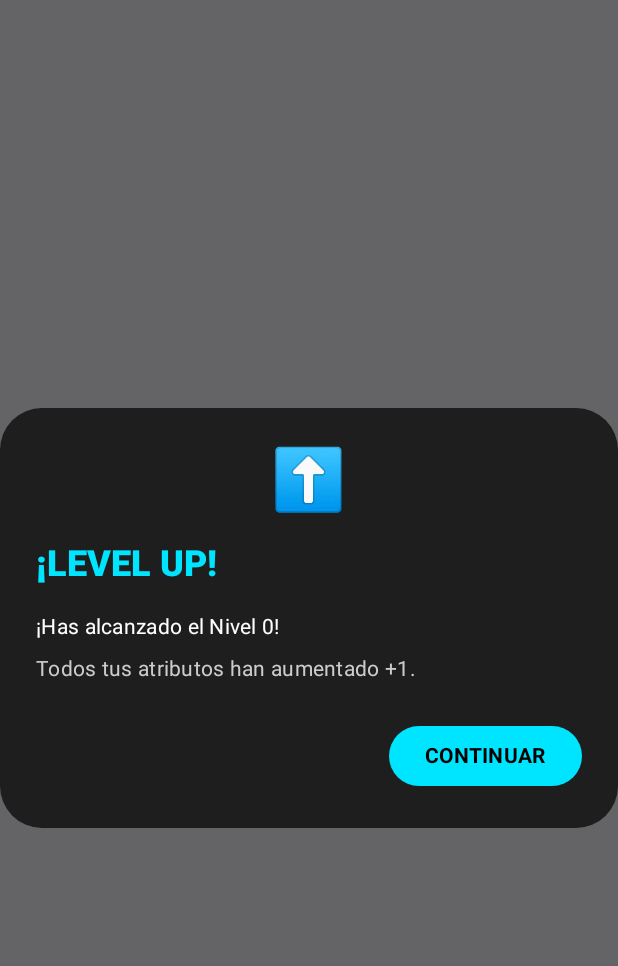
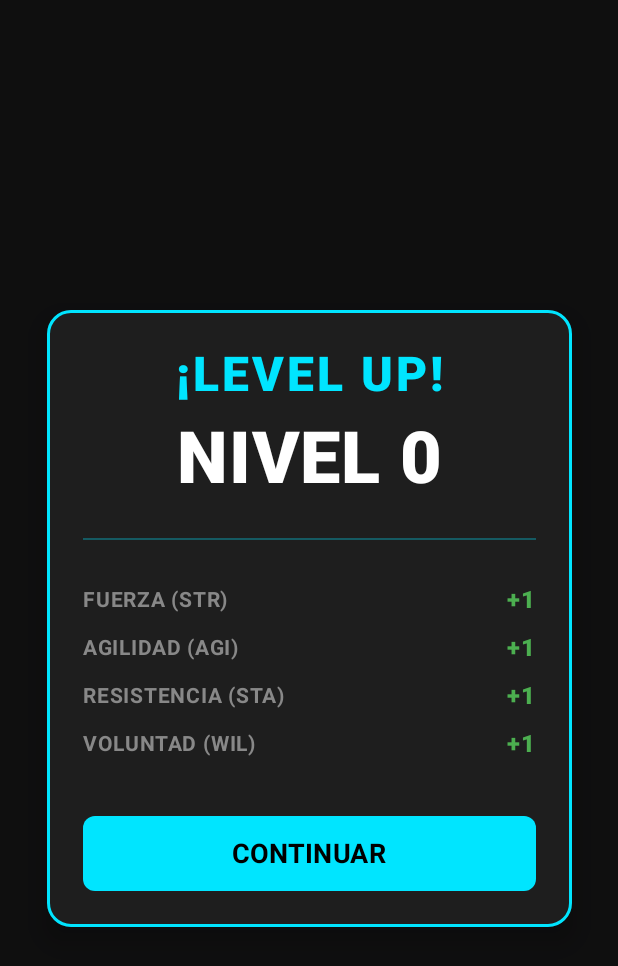
Before and after one commit to AxelJhostin/warofman, an Android app built with Jetpack Compose: the composable LevelUpDialog called with empty values, on a phone screen of 412 x 824 dp. Shown: the top 966 px of the screen. Run offline under Robolectric (Android 15) with nearby library versions, the phone set to English and light mode, and no system bars.

Commit message:
Feat: UI - Nueva pantalla de Level Up inmersiva con animaciones y desglose de stats

```diff
--- a/app/src/main/java/com/negocio/warofmen/ui/components/DialogComponents.kt
+++ b/app/src/main/java/com/negocio/warofmen/ui/components/DialogComponents.kt
@@ -1,38 +1,180 @@
 package com.negocio.warofmen.ui.components
 
+import androidx.compose.animation.core.*
+import androidx.compose.foundation.background
+import androidx.compose.foundation.border
+import androidx.compose.foundation.clickable
 import androidx.compose.foundation.layout.*
+import androidx.compose.foundation.shape.RoundedCornerShape
 import androidx.compose.foundation.text.KeyboardOptions
 import androidx.compose.material3.*
 import androidx.compose.runtime.*
+import androidx.compose.ui.Alignment
 import androidx.compose.ui.Modifier
+import androidx.compose.ui.draw.scale
+import androidx.compose.ui.graphics.Brush
 import androidx.compose.ui.graphics.Color
 import androidx.compose.ui.text.font.FontWeight
 import androidx.compose.ui.text.input.KeyboardType
+import androidx.compose.ui.text.style.TextAlign
 import androidx.compose.ui.unit.dp
 import androidx.compose.ui.unit.sp
-import com.negocio.warofmen.ui.theme.RpgNeonCyan
-import com.negocio.warofmen.ui.theme.RpgPanel
+import androidx.compose.ui.window.Dialog
+import androidx.compose.ui.window.DialogProperties
+import com.negocio.warofmen.ui.theme.*
+import kotlinx.coroutines.delay
 
+// ----------------------------------------------------------------
+// 1. LEVEL UP ÉPICO (REEMPLAZADO)
+// ----------------------------------------------------------------
 @Composable
 fun LevelUpDialog(level: Int, onDismiss: () -> Unit) {
-    AlertDialog(
-        onDismissRequest = { onDismiss() },
-        containerColor = RpgPanel,
-        title = { Text(text = "¡LEVEL UP!", fontWeight = FontWeight.ExtraBold, color = RpgNeonCyan, fontSize = 24.sp, modifier = Modifier.fillMaxWidth()) },
-        text = { Column { Text("¡Has alcanzado el Nivel $level!", color = Color.White); Spacer(modifier = Modifier.height(8.dp)); Text("Todos tus atributos han aumentado +1.", color = Color.LightGray) } },
-        confirmButton = { Button(onClick = onDismiss, colors = ButtonDefaults.buttonColors(containerColor = RpgNeonCyan)) { Text("CONTINUAR", color = Color.Black, fontWeight = FontWeight.Bold) } },
-        icon = { Text("⬆️", fontSize = 40.sp) }
-    )
+    // Estado para la animación de escala (Pop-up)
+    val scale = remember { Animatable(0f) }
+
+    // Lanzar animación al abrir
+    LaunchedEffect(Unit) {
+        scale.animateTo(
+            targetValue = 1f,
+            animationSpec = spring(
+                dampingRatio = Spring.DampingRatioMediumBouncy,
+                stiffness = Spring.StiffnessLow
+            )
+        )
+    }
+
+    // Usamos 'Dialog' con propiedades full-screen para quitar los márgenes por defecto
+    Dialog(
+        onDismissRequest = { /* No permitir cerrar tocando fuera para forzar ver la celebración */ },
+        properties = DialogProperties(usePlatformDefaultWidth = false) // Ocupa todo el ancho
+    ) {
+        Box(
+            modifier = Modifier
+                .fillMaxSize()
+                .background(Color.Black.copy(alpha = 0.85f)) // Fondo oscuro inmersivo
+                .clickable(enabled = false) {}, // Bloquear clicks traseros
+            contentAlignment = Alignment.Center
+        ) {
+            // Tarjeta Neón Central
+            Card(
+                modifier = Modifier
+                    .fillMaxWidth(0.85f)
+                    .scale(scale.value) // Aplicamos la animación
+                    .border(2.dp, RpgNeonCyan, RoundedCornerShape(16.dp)),
+                colors = CardDefaults.cardColors(containerColor = RpgPanel),
+                shape = RoundedCornerShape(16.dp),
+                elevation = CardDefaults.cardElevation(defaultElevation = 10.dp)
+            ) {
+                Column(
+                    modifier = Modifier.padding(24.dp),
+                    horizontalAlignment = Alignment.CenterHorizontally
+                ) {
+                    // TÍTULO ANIMADO
+                    Text(
+                        text = "¡LEVEL UP!",
+                        fontSize = 32.sp,
+                        fontWeight = FontWeight.Black,
+                        color = RpgNeonCyan,
+                        letterSpacing = 2.sp
+                    )
+
+                    Spacer(modifier = Modifier.height(8.dp))
+
+                    Text(
+                        text = "NIVEL $level",
+                        fontSize = 48.sp,
+                        fontWeight = FontWeight.ExtraBold,
+                        color = Color.White
+                    )
+
+                    Spacer(modifier = Modifier.height(24.dp))
+                    Divider(color = RpgNeonCyan.copy(alpha = 0.3f))
+                    Spacer(modifier = Modifier.height(24.dp))
+
+                    // LISTA DE STATS (Simulamos la subida de stats)
+                    StatRow("FUERZA (STR)", "+1")
+                    StatRow("AGILIDAD (AGI)", "+1")
+                    StatRow("RESISTENCIA (STA)", "+1")
+                    StatRow("VOLUNTAD (WIL)", "+1")
+
+                    Spacer(modifier = Modifier.height(32.dp))
+
+                    // BOTÓN DE CONTINUAR
+                    Button(
+                        onClick = onDismiss,
+                        colors = ButtonDefaults.buttonColors(containerColor = RpgNeonCyan),
+                        modifier = Modifier.fillMaxWidth().height(50.dp),
+                        shape = RoundedCornerShape(8.dp)
+                    ) {
+                        Text(
+                            text = "CONTINUAR",
+                            color = Color.Black,
+                            fontSize = 18.sp,
+                            fontWeight = FontWeight.Bold
+                        )
+                    }
+                }
+            }
+        }
+    }
 }
 
+// Componente auxiliar para las filas de stats
+@Composable
+private fun StatRow(label: String, value: String) {
+    Row(
+        modifier = Modifier
+            .fillMaxWidth()
+            .padding(vertical = 4.dp),
+        horizontalArrangement = Arrangement.SpaceBetween,
+        verticalAlignment = Alignment.CenterVertically
+    ) {
+        Text(text = label, color = Color.Gray, fontWeight = FontWeight.Bold, fontSize = 14.sp)
+        Text(text = value, color = XpBarGreen, fontWeight = FontWeight.ExtraBold, fontSize = 16.sp)
+    }
+}
+
+// ----------------------------------------------------------------
+// 2. DIÁLOGO DE PESO (SE MANTIENE IGUAL)
+// ----------------------------------------------------------------
 @Composable
 fun WeightUpdateDialog(onDismiss: () -> Unit, onConfirm: (Float) -> Unit) {
     var weightInput by remember { mutableStateOf("") }
+
     AlertDialog(
         onDismissRequest = onDismiss,
-        title = { Text("Actualizar Peso") },
-        text = { OutlinedTextField(value = weightInput, onValueChange = { if (it.all { c -> c.isDigit() || c == '.' }) weightInput = it }, label = { Text("Peso en kg") }, keyboardOptions = KeyboardOptions(keyboardType = KeyboardType.Decimal), singleLine = true) },
-        confirmButton = { Button(onClick = { val w = weightInput.toFloatOrNull(); if (w != null && w > 0) onConfirm(w) }) { Text("GUARDAR") } },
-        dismissButton = { TextButton(onClick = onDismiss) { Text("Cancelar") } }
+        containerColor = RpgPanel, // Aseguramos el color del tema
+        title = { Text("Actualizar Peso", color = Color.White, fontWeight = FontWeight.Bold) },
+        text = {
+            OutlinedTextField(
+                value = weightInput,
+                onValueChange = { if (it.all { c -> c.isDigit() || c == '.' }) weightInput = it },
+                label = { Text("Peso en kg") },
+                keyboardOptions = KeyboardOptions(keyboardType = KeyboardType.Decimal),
+                singleLine = true,
+                colors = OutlinedTextFieldDefaults.colors(
+                    focusedBorderColor = RpgNeonCyan,
+                    focusedTextColor = Color.White,
+                    unfocusedTextColor = Color.White,
+                    cursorColor = RpgNeonCyan
+                )
+            )
+        },
+        confirmButton = {
+            Button(
+                onClick = {
+                    val w = weightInput.toFloatOrNull()
+                    if (w != null && w > 0) onConfirm(w)
+                },
+                colors = ButtonDefaults.buttonColors(containerColor = RpgNeonCyan)
+            ) {
+                Text("GUARDAR", color = Color.Black, fontWeight = FontWeight.Bold)
+            }
+        },
+        dismissButton = {
+            TextButton(onClick = onDismiss) {
+                Text("Cancelar", color = Color.Gray)
+            }
+        }
     )
 }
```
